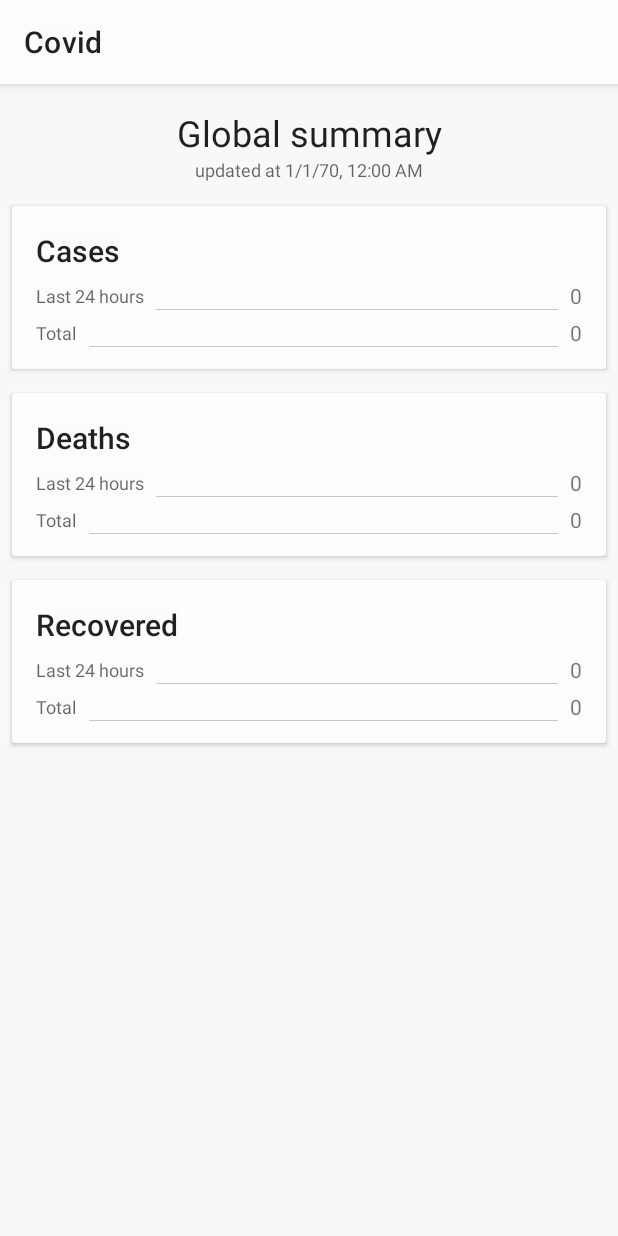
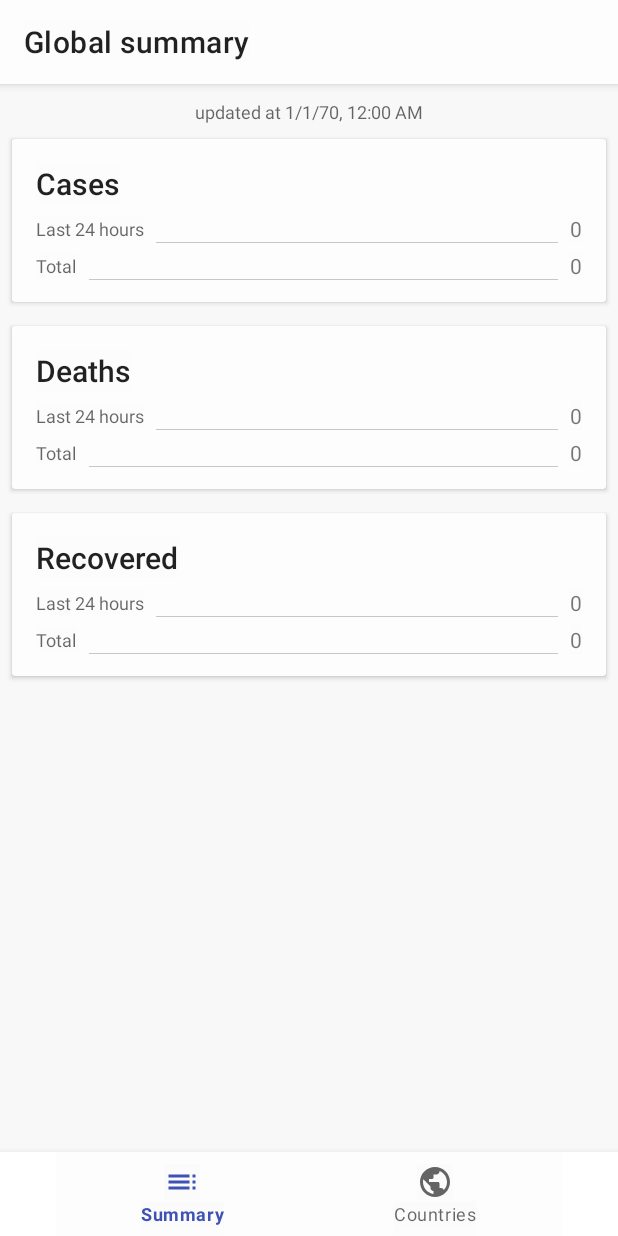
Before and after one commit to tibagni/covid19, an Android app: the screen it shows after launch (MainActivity), on a phone screen of 412 x 824 dp. Run offline under Robolectric (Android 15) with nearby library versions, the light colour scheme and no system bars; our stand-ins replace Dagger/Hilt's generated code, Room's generated code, navigation-ui; libraries missing offline, so code that uses them is left out: androidx.hilt, androidx.hilt.lifecycle; pictures from the network do not load.

Commit message:
Add bottom navigation view

```diff
--- a/app/build.gradle
+++ b/app/build.gradle
@@ -23,6 +23,13 @@ android {
             minifyEnabled false
             proguardFiles getDefaultProguardFile('proguard-android-optimize.txt'), 'proguard-rules.pro'
         }
+    }
+    compileOptions {
+        sourceCompatibility JavaVersion.VERSION_1_8
+        targetCompatibility JavaVersion.VERSION_1_8
+    }
+    kotlinOptions {
+        jvmTarget = '1.8'
     }
 
     android {
@@ -50,6 +57,11 @@ dependencies {
 
     implementation 'androidx.room:room-runtime:2.2.5'
     implementation 'androidx.recyclerview:recyclerview:1.1.0'
+    implementation 'androidx.navigation:navigation-fragment:2.3.0'
+    implementation 'androidx.navigation:navigation-ui:2.3.0'
+    implementation 'androidx.navigation:navigation-fragment-ktx:2.3.0'
+    implementation 'androidx.navigation:navigation-ui-ktx:2.3.0'
+    implementation 'androidx.legacy:legacy-support-v4:1.0.0'
     kapt 'androidx.room:room-compiler:2.2.5'
 
     implementation 'com.google.android.material:material:1.3.0-alpha01'
--- a/app/src/main/AndroidManifest.xml
+++ b/app/src/main/AndroidManifest.xml
@@ -12,9 +12,12 @@
         android:roundIcon="@mipmap/ic_launcher_round"
         android:supportsRtl="true"
         android:theme="@style/AppTheme">
-        <activity android:name=".MainActivity">
+        <activity
+            android:name=".MainActivity"
+            android:label="@string/app_name">
             <intent-filter>
                 <action android:name="android.intent.action.MAIN" />
+
                 <category android:name="android.intent.category.LAUNCHER" />
             </intent-filter>
         </activity>
--- a/app/src/main/java/com/tibagni/covid/MainActivity.kt
+++ b/app/src/main/java/com/tibagni/covid/MainActivity.kt
@@ -1,8 +1,12 @@
 package com.tibagni.covid
 
+import android.os.Bundle
+import com.google.android.material.bottomnavigation.BottomNavigationView
 import androidx.appcompat.app.AppCompatActivity
-import android.os.Bundle
-import com.tibagni.covid.summary.SummaryFragment
+import androidx.navigation.findNavController
+import androidx.navigation.ui.AppBarConfiguration
+import androidx.navigation.ui.setupActionBarWithNavController
+import androidx.navigation.ui.setupWithNavController
 import dagger.hilt.android.AndroidEntryPoint
 
 @AndroidEntryPoint
@@ -11,10 +15,17 @@ class MainActivity : AppCompatActivity() {
     override fun onCreate(savedInstanceState: Bundle?) {
         super.onCreate(savedInstanceState)
         setContentView(R.layout.main_activity)
-        if (savedInstanceState == null) {
-            supportFragmentManager.beginTransaction()
-                    .replace(R.id.container, SummaryFragment.newInstance())
-                    .commitNow()
-        }
+        val navView: BottomNavigationView = findViewById(R.id.nav_view)
+
+        val navController = findNavController(R.id.nav_host_fragment)
+        // Passing each menu ID as a set of Ids because each
+        // menu should be considered as top level destinations.
+        val appBarConfiguration = AppBarConfiguration(
+            setOf(
+                R.id.navigation_summary, R.id.navigation_countries
+            )
+        )
+        setupActionBarWithNavController(navController, appBarConfiguration)
+        navView.setupWithNavController(navController)
     }
 }
--- /dev/null
+++ b/app/src/main/java/com/tibagni/covid/countries/CountriesFragment.kt
@@ -0,0 +1,34 @@
+package com.tibagni.covid.countries
+
+import androidx.lifecycle.ViewModelProviders
+import android.os.Bundle
+import androidx.fragment.app.Fragment
+import android.view.LayoutInflater
+import android.view.View
+import android.view.ViewGroup
+import com.tibagni.covid.R
+import dagger.hilt.android.AndroidEntryPoint
+
+@AndroidEntryPoint
+class CountriesFragment : Fragment() {
+
+    companion object {
+        fun newInstance() = CountriesFragment()
+    }
+
+    private lateinit var viewModel: CountriesViewModel
+
+    override fun onCreateView(
+        inflater: LayoutInflater, container: ViewGroup?,
+        savedInstanceState: Bundle?
+    ): View? {
+        return inflater.inflate(R.layout.countries_fragment, container, false)
+    }
+
+    override fun onActivityCreated(savedInstanceState: Bundle?) {
+        super.onActivityCreated(savedInstanceState)
+        viewModel = ViewModelProviders.of(this).get(CountriesViewModel::class.java)
+        // TODO: Use the ViewModel
+    }
+
+}
--- /dev/null
+++ b/app/src/main/java/com/tibagni/covid/countries/CountriesViewModel.kt
@@ -0,0 +1,7 @@
+package com.tibagni.covid.countries
+
+import androidx.lifecycle.ViewModel
+
+class CountriesViewModel : ViewModel() {
+    // TODO: Implement the ViewModel
+}
--- /dev/null
+++ b/app/src/main/res/drawable/ic_globe_black_24dp.xml
@@ -0,0 +1,9 @@
+<vector xmlns:android="http://schemas.android.com/apk/res/android"
+    android:width="24dp"
+    android:height="24dp"
+    android:viewportWidth="24"
+    android:viewportHeight="24">
+  <path
+      android:fillColor="#FF000000"
+      android:pathData="M12,2C6.48,2 2,6.48 2,12s4.48,10 10,10 10,-4.48 10,-10S17.52,2 12,2zM11,19.93c-3.95,-0.49 -7,-3.85 -7,-7.93 0,-0.62 0.08,-1.21 0.21,-1.79L9,15v1c0,1.1 0.9,2 2,2v1.93zM17.9,17.39c-0.26,-0.81 -1,-1.39 -1.9,-1.39h-1v-3c0,-0.55 -0.45,-1 -1,-1L8,12v-2h2c0.55,0 1,-0.45 1,-1L11,7h2c1.1,0 2,-0.9 2,-2v-0.41c2.93,1.19 5,4.06 5,7.41 0,2.08 -0.8,3.97 -2.1,5.39z"/>
+</vector>
--- /dev/null
+++ b/app/src/main/res/drawable/ic_summary_black_24dp.xml
@@ -0,0 +1,9 @@
+<vector xmlns:android="http://schemas.android.com/apk/res/android"
+    android:width="24dp"
+    android:height="24dp"
+    android:viewportWidth="24"
+    android:viewportHeight="24">
+  <path
+      android:fillColor="#FF000000"
+      android:pathData="M3,9h14L17,7L3,7v2zM3,13h14v-2L3,11v2zM3,17h14v-2L3,15v2zM19,17h2v-2h-2v2zM19,7v2h2L21,7h-2zM19,13h2v-2h-2v2z"/>
+</vector>
--- /dev/null
+++ b/app/src/main/res/layout/countries_fragment.xml
@@ -0,0 +1,13 @@
+<?xml version="1.0" encoding="utf-8"?>
+<FrameLayout xmlns:android="http://schemas.android.com/apk/res/android"
+    xmlns:tools="http://schemas.android.com/tools"
+    android:layout_width="match_parent"
+    android:layout_height="match_parent"
+    tools:context=".countries.CountriesFragment">
+
+    <TextView
+        android:layout_width="match_parent"
+        android:layout_height="match_parent"
+        android:text="Hello" />
+
+</FrameLayout>
--- a/app/src/main/res/layout/main_activity.xml
+++ b/app/src/main/res/layout/main_activity.xml
@@ -1,7 +1,32 @@
 <?xml version="1.0" encoding="utf-8"?>
-<FrameLayout xmlns:android="http://schemas.android.com/apk/res/android"
-    xmlns:tools="http://schemas.android.com/tools"
+<androidx.constraintlayout.widget.ConstraintLayout xmlns:android="http://schemas.android.com/apk/res/android"
+    xmlns:app="http://schemas.android.com/apk/res-auto"
     android:id="@+id/container"
     android:layout_width="match_parent"
-    android:layout_height="match_parent"
-    tools:context=".MainActivity" />
+    android:layout_height="match_parent">
+
+    <com.google.android.material.bottomnavigation.BottomNavigationView
+        android:id="@+id/nav_view"
+        android:layout_width="0dp"
+        android:layout_height="wrap_content"
+        android:layout_marginStart="0dp"
+        android:layout_marginEnd="0dp"
+        android:background="?android:attr/windowBackground"
+        app:layout_constraintBottom_toBottomOf="parent"
+        app:layout_constraintLeft_toLeftOf="parent"
+        app:layout_constraintRight_toRightOf="parent"
+        app:menu="@menu/bottom_nav_menu" />
+
+    <fragment
+        android:id="@+id/nav_host_fragment"
+        android:name="androidx.navigation.fragment.NavHostFragment"
+        android:layout_width="match_parent"
+        android:layout_height="match_parent"
+        app:defaultNavHost="true"
+        app:layout_constraintBottom_toTopOf="@id/nav_view"
+        app:layout_constraintLeft_toLeftOf="parent"
+        app:layout_constraintRight_toRightOf="parent"
+        app:layout_constraintTop_toTopOf="parent"
+        app:navGraph="@navigation/mobile_navigation" />
+
+</androidx.constraintlayout.widget.ConstraintLayout>
--- a/app/src/main/res/layout/summary_header.xml
+++ b/app/src/main/res/layout/summary_header.xml
@@ -4,7 +4,7 @@
     android:layout_height="wrap_content"
     xmlns:app="http://schemas.android.com/apk/res-auto"
     xmlns:tools="http://schemas.android.com/tools"
-    android:padding="8dp">
+    android:padding="2dp">
 
     <TextView
         android:id="@+id/updated_at"
@@ -16,18 +16,7 @@
         android:textAppearance="@style/TextAppearance.AppCompat.Caption"
         app:layout_constraintEnd_toEndOf="parent"
         app:layout_constraintStart_toStartOf="parent"
-        app:layout_constraintTop_toBottomOf="@+id/title"
+        app:layout_constraintTop_toTopOf="parent"
         tools:text="updated at 6/29/20 8:04 PM" />
 
-    <TextView
-        android:id="@+id/title"
-        android:layout_width="wrap_content"
-        android:layout_height="wrap_content"
-        android:text="@string/global_summary_title"
-        android:textAlignment="center"
-        android:textAppearance="@style/TextAppearance.AppCompat.Headline"
-        app:layout_constraintEnd_toEndOf="parent"
-        app:layout_constraintStart_toStartOf="parent"
-        app:layout_constraintTop_toTopOf="parent" />
-
 </androidx.constraintlayout.widget.ConstraintLayout>
--- /dev/null
+++ b/app/src/main/res/menu/bottom_nav_menu.xml
@@ -0,0 +1,14 @@
+<?xml version="1.0" encoding="utf-8"?>
+<menu xmlns:android="http://schemas.android.com/apk/res/android">
+
+    <item
+        android:id="@+id/navigation_summary"
+        android:icon="@drawable/ic_summary_black_24dp"
+        android:title="@string/title_summary" />
+
+    <item
+        android:id="@+id/navigation_countries"
+        android:icon="@drawable/ic_globe_black_24dp"
+        android:title="@string/title_countries" />
+
+</menu>
--- /dev/null
+++ b/app/src/main/res/navigation/mobile_navigation.xml
@@ -0,0 +1,20 @@
+<?xml version="1.0" encoding="utf-8"?>
+<navigation xmlns:android="http://schemas.android.com/apk/res/android"
+    xmlns:app="http://schemas.android.com/apk/res-auto"
+    xmlns:tools="http://schemas.android.com/tools"
+    android:id="@+id/mobile_navigation"
+    app:startDestination="@+id/navigation_summary">
+
+    <fragment
+        android:id="@+id/navigation_summary"
+        android:name="com.tibagni.covid.summary.SummaryFragment"
+        android:label="@string/global_summary_title"
+        tools:layout="@layout/summary_fragment" />
+
+    <fragment
+        android:id="@+id/navigation_countries"
+        android:name="com.tibagni.covid.countries.CountriesFragment"
+        android:label="@string/title_countries"
+        tools:layout="@layout/countries_fragment" />
+
+</navigation>
--- a/app/src/main/res/values/colors.xml
+++ b/app/src/main/res/values/colors.xml
@@ -1,7 +1,7 @@
 <?xml version="1.0" encoding="utf-8"?>
 <resources>
     <color name="colorAccent">#3F51B5</color>
-    <color name="primaryColor">#d6e6ff</color>
+    <color name="primaryColor">#3F51B5</color>
     <color name="primaryLightColor">#ffffff</color>
     <color name="primaryDarkColor">@android:color/darker_gray</color>
     <color name="primaryTextColor">#000000</color>
--- /dev/null
+++ b/app/src/main/res/values/dimens.xml
@@ -0,0 +1,5 @@
+<resources>
+    <!-- Default screen margins, per the Android Design guidelines. -->
+    <dimen name="activity_horizontal_margin">16dp</dimen>
+    <dimen name="activity_vertical_margin">16dp</dimen>
+</resources>
--- a/app/src/main/res/values/strings.xml
+++ b/app/src/main/res/values/strings.xml
@@ -1,5 +1,5 @@
 <resources>
-    <string name="app_name">Covid</string>
+    <string name="app_name">Covid 19 Stats</string>
     <string name="summary_new">Last 24 hours</string>
     <string name="summary_total">Total</string>
     <string name="global_summary_title">Global summary</string>
@@ -7,4 +7,8 @@
     <string name="deaths_title">Deaths</string>
     <string name="recovered_title">Recovered</string>
     <string name="updated_at">updated at %1$s</string>
+
+
+    <string name="title_summary">Summary</string>
+    <string name="title_countries">Countries</string>
 </resources>
```
